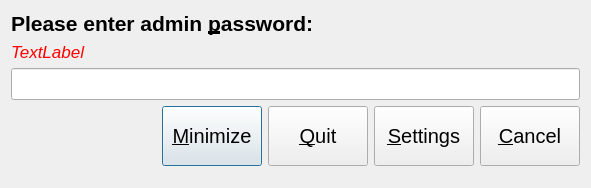
First picture: the form in adminDialog.ui, repository thomaslundgaard/Pimp, before the edit.
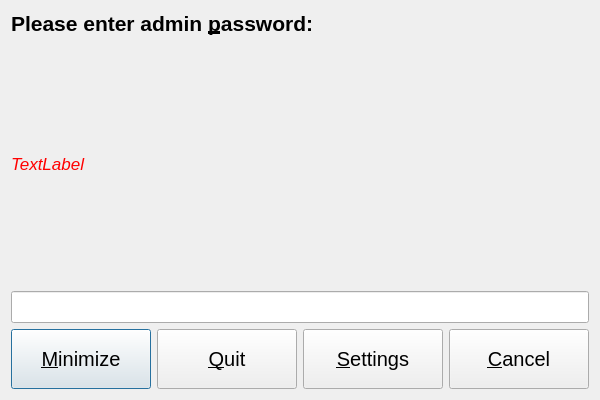
Second picture: the form after the edit. Icons and pictures are not drawn.

Patch:
```diff
--- a/adminDialog.ui
+++ b/adminDialog.ui
@@ -12,8 +12,8 @@
    <rect>
     <x>0</x>
     <y>0</y>
-    <width>591</width>
-    <height>188</height>
+    <width>600</width>
+    <height>400</height>
    </rect>
   </property>
   <property name="minimumSize">
@@ -32,100 +32,6 @@
   <property name="styleSheet">
    <string notr="true"/>
   </property>
-  <layout class="QGridLayout" name="gridLayout">
-   <item row="10" column="0" colspan="6">
-    <widget class="QLineEdit" name="pwdEdit">
-     <property name="font">
-      <font>
-       <pointsize>15</pointsize>
-      </font>
-     </property>
-     <property name="echoMode">
-      <enum>QLineEdit::Password</enum>
-     </property>
-    </widget>
-   </item>
-   <item row="11" column="2">
-    <widget class="QPushButton" name="minimizeBtn">
-     <property name="minimumSize">
-      <size>
-       <width>100</width>
-       <height>60</height>
-      </size>
-     </property>
-     <property name="font">
-      <font>
-       <pointsize>15</pointsize>
-      </font>
-     </property>
-     <property name="text">
-      <string>&amp;Minimize</string>
-     </property>
-    </widget>
-   </item>
-   <item row="11" column="3">
-    <widget class="QPushButton" name="quitBtn">
-     <property name="minimumSize">
-      <size>
-       <width>100</width>
-       <height>60</height>
-      </size>
-     </property>
-     <property name="font">
-      <font>
-       <pointsize>15</pointsize>
-      </font>
-     </property>
-     <property name="text">
-      <string>&amp;Quit</string>
-     </property>
-    </widget>
-   </item>
-   <item row="11" column="5">
-    <widget class="QPushButton" name="cancelBtn">
-     <property name="minimumSize">
-      <size>
-       <width>100</width>
-       <height>60</height>
-      </size>
-     </property>
-     <property name="font">
-      <font>
-       <pointsize>15</pointsize>
-      </font>
-     </property>
-     <property name="text">
-      <string>&amp;Cancel</string>
-     </property>
-    </widget>
-   </item>
-   <item row="12" column="3">
-    <spacer name="verticalSpacer">
-     <property name="orientation">
-      <enum>Qt::Vertical</enum>
-     </property>
-     <property name="sizeHint" stdset="0">
-      <size>
-       <width>20</width>
-       <height>40</height>
-      </size>
-     </property>
-    </spacer>
-   </item>
-   <item row="11" column="0">
-    <spacer name="horizontalSpacer">
-     <property name="orientation">
-      <enum>Qt::Horizontal</enum>
-     </property>
-     <property name="sizeHint" stdset="0">
-      <size>
-       <width>40</width>
-       <height>20</height>
-      </size>
-     </property>
-    </spacer>
-   </item>
-   <item row="0" column="0" colspan="6">
     <layout class="QVBoxLayout" name="verticalLayout">
      <item>
       <widget class="QLabel" name="label_2">
@@ -181,9 +87,57 @@
        </property>
       </widget>
      </item>
-    </layout>
+   <item>
+    <widget class="QLineEdit" name="pwdEdit">
+     <property name="font">
+      <font>
+       <pointsize>15</pointsize>
+      </font>
+     </property>
+     <property name="echoMode">
+      <enum>QLineEdit::Password</enum>
+     </property>
+    </widget>
    </item>
-   <item row="11" column="4">
+   <item>
+    <layout class="QHBoxLayout" name="horizontalLayout">
+     <item>
+      <widget class="QPushButton" name="minimizeBtn">
+       <property name="minimumSize">
+        <size>
+         <width>100</width>
+         <height>60</height>
+        </size>
+       </property>
+       <property name="font">
+        <font>
+         <pointsize>15</pointsize>
+        </font>
+       </property>
+       <property name="text">
+        <string>&amp;Minimize</string>
+       </property>
+      </widget>
+     </item>
+     <item>
+      <widget class="QPushButton" name="quitBtn">
+       <property name="minimumSize">
+        <size>
+         <width>100</width>
+         <height>60</height>
+        </size>
+       </property>
+       <property name="font">
+        <font>
+         <pointsize>15</pointsize>
+        </font>
+       </property>
+       <property name="text">
+        <string>&amp;Quit</string>
+       </property>
+      </widget>
+     </item>
+     <item>
     <widget class="QPushButton" name="pushButton">
      <property name="minimumSize">
       <size>
@@ -201,7 +155,27 @@
      </property>
     </widget>
    </item>
-  </layout>
+     <item>
+      <widget class="QPushButton" name="cancelBtn">
+       <property name="minimumSize">
+        <size>
+         <width>100</width>
+         <height>60</height>
+        </size>
+       </property>
+       <property name="font">
+        <font>
+         <pointsize>15</pointsize>
+        </font>
+       </property>
+       <property name="text">
+        <string>&amp;Cancel</string>
+       </property>
+      </widget>
+     </item>
+    </layout>
+   </item>
+  </layout>
  </widget>
  <tabstops>
   <tabstop>pwdEdit</tabstop>
```
Left out of the diff: 19 changed lines with no effect on the pictures. Lines whose indentation alone changed are shown as unchanged.
